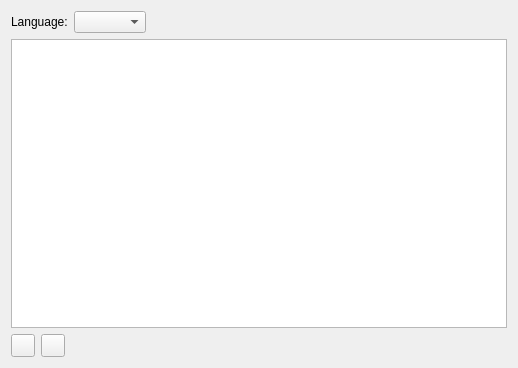
This is qstardict/trainer/vocabularydialog.ui in a-rodin/qstardict as Qt 5 draws it before an edit. The edited form follows.
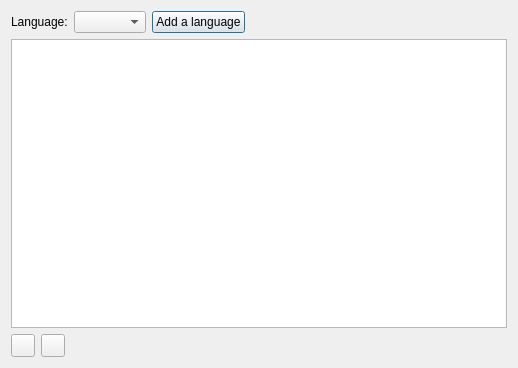
This is the edited form. Icons and pictures are not drawn.

Commit message: Load the list of languages

```diff
--- a/qstardict/trainer/vocabularydialog.ui
+++ b/qstardict/trainer/vocabularydialog.ui
@@ -26,6 +26,13 @@
      <item>
       <widget class="QComboBox" name="languageComboBox"/>
      </item>
+     <item>
+      <widget class="QPushButton" name="addLanguageButton">
+       <property name="text">
+        <string>Add a language</string>
+       </property>
+      </widget>
+     </item>
      <item>
       <spacer name="horizontalSpacer_2">
        <property name="orientation">
```
The commit also changes 7 other files.
